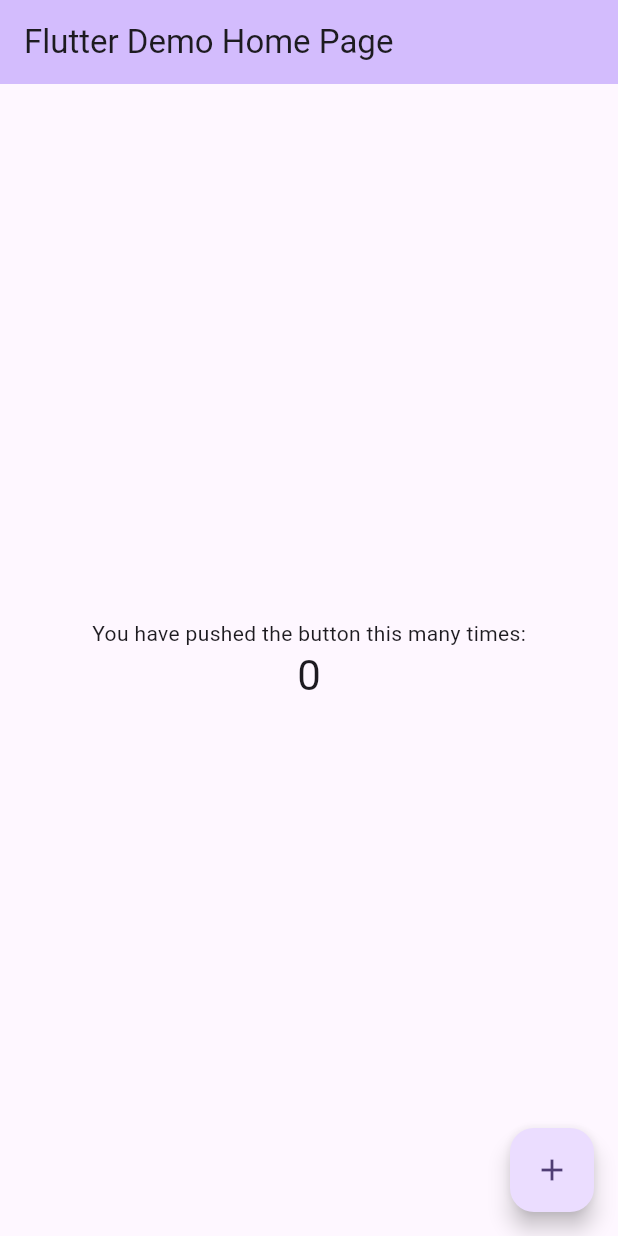
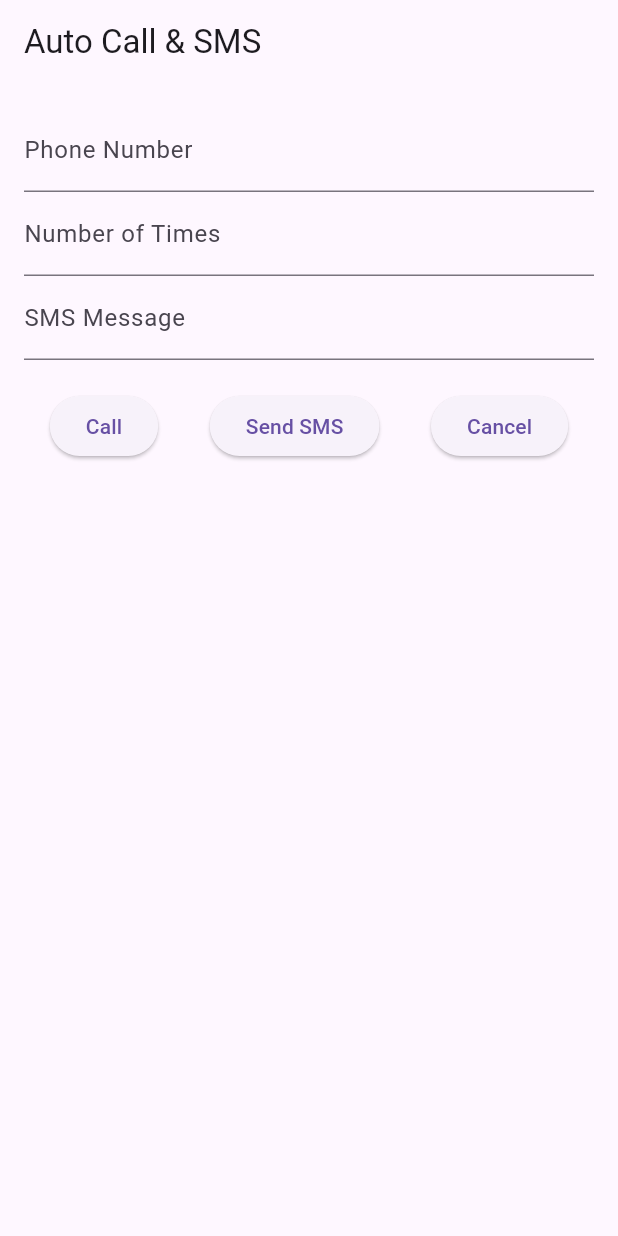
Before and after one commit to salah0eldin/Flutter_Auto_Caller_Send_SMS, a Flutter app: the screen it shows after launch, on a phone screen of 412 x 824 dp. Run offline on Flutter 3.47's test engine with Material 3 defaults, Android fonts, the phone set to English and light mode, and no system bars; our stand-ins replace permission_handler; missing offline and left inert: telephony.

Commit message:
calls works

```diff
--- a/lib/main.dart
+++ b/lib/main.dart
@@ -1,4 +1,7 @@
 import 'package:flutter/material.dart';
+import 'package:permission_handler/permission_handler.dart';
+import 'package:telephony/telephony.dart';
+import 'package:flutter/services.dart';
 
 void main() {
   runApp(const MyApp());
@@ -6,117 +9,128 @@ void main() {
 
 class MyApp extends StatelessWidget {
   const MyApp({super.key});
-
-  // This widget is the root of your application.
   @override
   Widget build(BuildContext context) {
-    return MaterialApp(
-      title: 'Flutter Demo',
-      theme: ThemeData(
-        // This is the theme of your application.
-        //
-        // TRY THIS: Try running your application with "flutter run". You'll see
-        // the application has a purple toolbar. Then, without quitting the app,
-        // try changing the seedColor in the colorScheme below to Colors.green
-        // and then invoke "hot reload" (save your changes or press the "hot
-        // reload" button in a Flutter-supported IDE, or press "r" if you used
-        // the command line to start the app).
-        //
-        // Notice that the counter didn't reset back to zero; the application
-        // state is not lost during the reload. To reset the state, use hot
-        // restart instead.
-        //
-        // This works for code too, not just values: Most code changes can be
-        // tested with just a hot reload.
-        colorScheme: ColorScheme.fromSeed(seedColor: Colors.deepPurple),
-      ),
-      home: const MyHomePage(title: 'Flutter Demo Home Page'),
-    );
+    return MaterialApp(title: 'Auto Call & SMS', home: AutoCallSmsPage());
   }
 }
 
-class MyHomePage extends StatefulWidget {
-  const MyHomePage({super.key, required this.title});
-
-  // This widget is the home page of your application. It is stateful, meaning
-  // that it has a State object (defined below) that contains fields that affect
-  // how it looks.
-
-  // This class is the configuration for the state. It holds the values (in this
-  // case the title) provided by the parent (in this case the App widget) and
-  // used by the build method of the State. Fields in a Widget subclass are
-  // always marked "final".
-
-  final String title;
-
+class AutoCallSmsPage extends StatefulWidget {
   @override
-  State<MyHomePage> createState() => _MyHomePageState();
+  State<AutoCallSmsPage> createState() => _AutoCallSmsPageState();
 }
 
-class _MyHomePageState extends State<MyHomePage> {
-  int _counter = 0;
+class _AutoCallSmsPageState extends State<AutoCallSmsPage> {
+  final TextEditingController phoneController = TextEditingController();
+  final TextEditingController timesController = TextEditingController();
+  final TextEditingController smsController = TextEditingController();
+  bool isCalling = false;
+  bool isSendingSms = false;
+  bool cancelRequested = false;
+  final Telephony telephony = Telephony.instance;
+  static const platform = MethodChannel('com.example.callsms/call');
 
-  void _incrementCounter() {
+  Future<void> _requestPermissions() async {
+    await Permission.phone.request();
+    await Permission.sms.request();
+  }
+
+  Future<void> _autoCall() async {
     setState(() {
-      // This call to setState tells the Flutter framework that something has
-      // changed in this State, which causes it to rerun the build method below
-      // so that the display can reflect the updated values. If we changed
-      // _counter without calling setState(), then the build method would not be
-      // called again, and so nothing would appear to happen.
-      _counter++;
+      isCalling = true;
+      cancelRequested = false;
+    });
+    final phone = phoneController.text;
+    final times = int.tryParse(timesController.text) ?? 1;
+    for (int i = 0; i < times; i++) {
+      if (cancelRequested) break;
+      try {
+        await platform.invokeMethod('directCall', {'phone': phone});
+      } catch (e) {
+        // Optionally show error
+      }
+      await Future.delayed(const Duration(seconds: 5));
+    }
+    setState(() {
+      isCalling = false;
+    });
+  }
+
+  Future<void> _autoSendSms() async {
+    setState(() {
+      isSendingSms = true;
+      cancelRequested = false;
+    });
+    final phone = phoneController.text;
+    final times = int.tryParse(timesController.text) ?? 1;
+    final message = smsController.text;
+    for (int i = 0; i < times; i++) {
+      if (cancelRequested) break;
+      await telephony.sendSms(to: phone, message: message);
+      await Future.delayed(const Duration(seconds: 1));
+    }
+    setState(() {
+      isSendingSms = false;
+    });
+  }
+
+  void _cancelOperation() {
+    setState(() {
+      cancelRequested = true;
+      isCalling = false;
+      isSendingSms = false;
     });
   }
 
   @override
+  void initState() {
+    super.initState();
+    _requestPermissions();
+  }
+
+  @override
   Widget build(BuildContext context) {
-    // This method is rerun every time setState is called, for instance as done
-    // by the _incrementCounter method above.
-    //
-    // The Flutter framework has been optimized to make rerunning build methods
-    // fast, so that you can just rebuild anything that needs updating rather
-    // than having to individually change instances of widgets.
     return Scaffold(
-      appBar: AppBar(
-        // TRY THIS: Try changing the color here to a specific color (to
-        // Colors.amber, perhaps?) and trigger a hot reload to see the AppBar
-        // change color while the other colors stay the same.
-        backgroundColor: Theme.of(context).colorScheme.inversePrimary,
-        // Here we take the value from the MyHomePage object that was created by
-        // the App.build method, and use it to set our appbar title.
-        title: Text(widget.title),
-      ),
-      body: Center(
-        // Center is a layout widget. It takes a single child and positions it
-        // in the middle of the parent.
+      appBar: AppBar(title: const Text('Auto Call & SMS')),
+      body: Padding(
+        padding: const EdgeInsets.all(16.0),
         child: Column(
-          // Column is also a layout widget. It takes a list of children and
-          // arranges them vertically. By default, it sizes itself to fit its
-          // children horizontally, and tries to be as tall as its parent.
-          //
-          // Column has various properties to control how it sizes itself and
-          // how it positions its children. Here we use mainAxisAlignment to
-          // center the children vertically; the main axis here is the vertical
-          // axis because Columns are vertical (the cross axis would be
-          // horizontal).
-          //
-          // TRY THIS: Invoke "debug painting" (choose the "Toggle Debug Paint"
-          // action in the IDE, or press "p" in the console), to see the
-          // wireframe for each widget.
-          mainAxisAlignment: MainAxisAlignment.center,
-          children: <Widget>[
-            const Text('You have pushed the button this many times:'),
-            Text(
-              '$_counter',
-              style: Theme.of(context).textTheme.headlineMedium,
+          children: [
+            TextField(
+              controller: phoneController,
+              decoration: const InputDecoration(labelText: 'Phone Number'),
+              keyboardType: TextInputType.phone,
+            ),
+            TextField(
+              controller: timesController,
+              decoration: const InputDecoration(labelText: 'Number of Times'),
+              keyboardType: TextInputType.number,
+            ),
+            TextField(
+              controller: smsController,
+              decoration: const InputDecoration(labelText: 'SMS Message'),
+            ),
+            const SizedBox(height: 20),
+            Row(
+              mainAxisAlignment: MainAxisAlignment.spaceAround,
+              children: [
+                ElevatedButton(
+                  onPressed: isCalling || isSendingSms ? null : _autoCall,
+                  child: const Text('Call'),
+                ),
+                ElevatedButton(
+                  onPressed: isCalling || isSendingSms ? null : _autoSendSms,
+                  child: const Text('Send SMS'),
+                ),
+                ElevatedButton(
+                  onPressed: _cancelOperation,
+                  child: const Text('Cancel'),
+                ),
+              ],
             ),
           ],
         ),
       ),
-      floatingActionButton: FloatingActionButton(
-        onPressed: _incrementCounter,
-        tooltip: 'Increment',
-        child: const Icon(Icons.add),
-      ), // This trailing comma makes auto-formatting nicer for build methods.
     );
   }
 }
--- a/pubspec.yaml
+++ b/pubspec.yaml
@@ -30,6 +30,9 @@ environment:
 dependencies:
   flutter:
     sdk: flutter
+  permission_handler: ^11.3.1
+  url_launcher: ^6.2.6
+  telephony: ^0.2.0
 
   # The following adds the Cupertino Icons font to your application.
   # Use with the CupertinoIcons class for iOS style icons.
```
Also changed, not shown: pubspec.lock, 3 other files.
